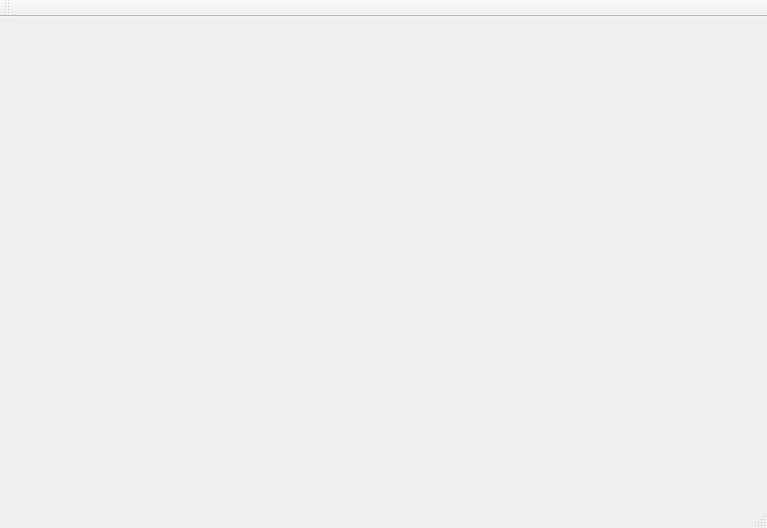
Old version of the form mainwindow.ui in the repository jreuss/2dmap.
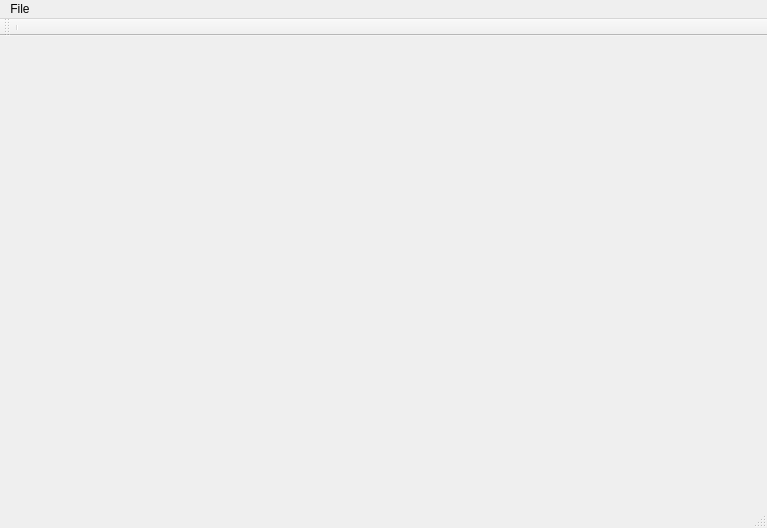
New version of the form.

Patch:
```diff
--- a/mainwindow.ui
+++ b/mainwindow.ui
@@ -23,6 +23,15 @@
      <height>20</height>
     </rect>
    </property>
+   <widget class="QMenu" name="menuFile">
+    <property name="title">
+     <string>File</string>
+    </property>
+    <addaction name="actionImport"/>
+    <addaction name="separator"/>
+    <addaction name="actionQuit"/>
+   </widget>
+   <addaction name="menuFile"/>
   </widget>
   <widget class="QToolBar" name="mainToolBar">
    <attribute name="toolBarArea">
@@ -31,6 +40,7 @@
    <attribute name="toolBarBreak">
     <bool>false</bool>
    </attribute>
+   <addaction name="separator"/>
   </widget>
   <widget class="QStatusBar" name="statusBar"/>
  </widget>
```
Left out of the diff: 10 changed lines with no effect on the pictures.
